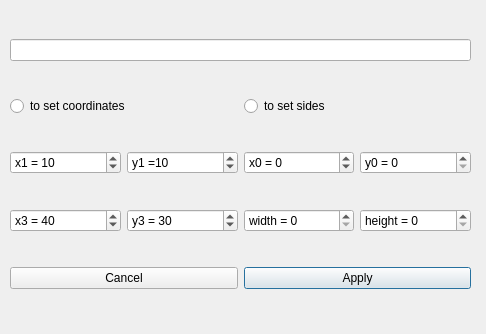
Qt form RectangleDialog.ui (KapitoliyVZ/GeometricShapes) before a commit.
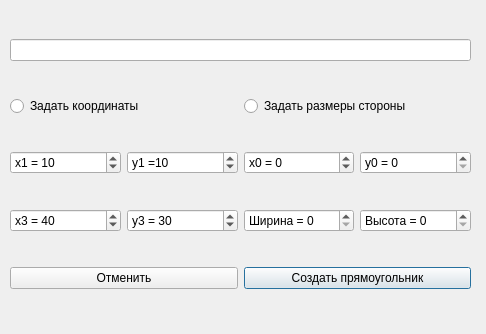
The same form after that commit.

```diff
--- a/RectangleDialog.ui
+++ b/RectangleDialog.ui
@@ -74,7 +74,7 @@
     <item row="1" column="0" colspan="2">
      <widget class="QRadioButton" name="radioSetCoord">
       <property name="text">
-       <string>to set coordinates</string>
+       <string>Задать координаты</string>
       </property>
      </widget>
     </item>
@@ -110,7 +110,7 @@
     <item row="6" column="2">
      <widget class="QSpinBox" name="width">
       <property name="prefix">
-       <string>width = </string>
+       <string>Ширина = </string>
       </property>
       <property name="maximum">
        <number>500</number>
@@ -133,7 +133,7 @@
     <item row="6" column="3">
      <widget class="QSpinBox" name="height">
       <property name="prefix">
-       <string>height = </string>
+       <string>Высота = </string>
       </property>
       <property name="maximum">
        <number>500</number>
@@ -143,21 +143,21 @@
     <item row="9" column="2" colspan="2">
      <widget class="QPushButton" name="applyButton">
       <property name="text">
-       <string>Apply</string>
+       <string>Создать прямоугольник</string>
       </property>
      </widget>
     </item>
     <item row="9" column="0" colspan="2">
      <widget class="QPushButton" name="cancelButton">
       <property name="text">
-       <string>Cancel</string>
+       <string>Отменить</string>
       </property>
      </widget>
     </item>
     <item row="1" column="2" colspan="2">
      <widget class="QRadioButton" name="radioSetSides">
       <property name="text">
-       <string>to set sides</string>
+       <string>Задать размеры стороны</string>
       </property>
      </widget>
     </item>
```
Left out of the diff: 2 changed lines with no effect on the pictures.
